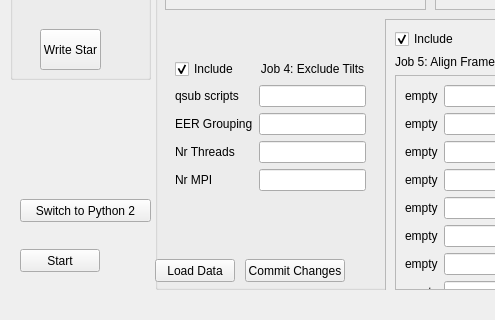
This is src/lib/app/cryotheraPy.ui in sklumpe/CryoTheraPy as Qt 5 draws it before an edit; both pictures show x 0 to 495 and y 310 to 630 of the 965 by 630 pixel window. The edited form follows.
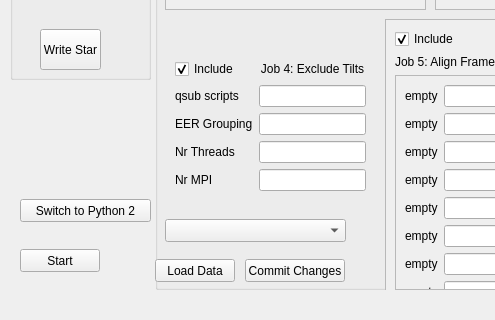
This is the edited form.

```diff
--- a/src/lib/app/cryotheraPy.ui
+++ b/src/lib/app/cryotheraPy.ui
@@ -2032,6 +2032,16 @@
       </layout>
      </widget>
     </widget>
+    <widget class="QComboBox" name="dropDown_config">
+     <property name="geometry">
+      <rect>
+       <x>10</x>
+       <y>510</y>
+       <width>181</width>
+       <height>23</height>
+      </rect>
+     </property>
+    </widget>
    </widget>
    <widget class="QGroupBox" name="groupBox">
     <property name="geometry">
```
Left out of the diff: 8 changed lines with no effect on the pictures.
